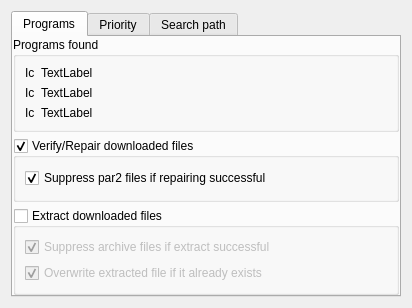
Before: the Qt Designer form src/preferences/preferencesprograms.ui in KDE/kwooty, drawn with Qt 5.
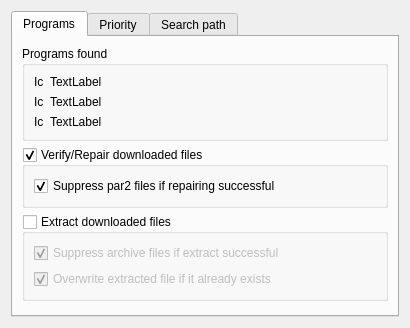
After: the same form once the commit is applied. Custom widgets are drawn as their Qt base class.

```diff
--- a/src/preferences/preferencesprograms.ui
+++ b/src/preferences/preferencesprograms.ui
@@ -6,11 +6,11 @@
    <rect>
     <x>0</x>
     <y>0</y>
-    <width>412</width>
-    <height>308</height>
+    <width>410</width>
+    <height>328</height>
    </rect>
   </property>
-  <layout class="QGridLayout" name="gridLayout_6">
+  <layout class="QGridLayout" name="gridLayout_3">
    <item row="0" column="0">
     <widget class="QTabWidget" name="tabProgramsSearch">
      <property name="currentIndex">
@@ -20,10 +20,7 @@
       <attribute name="title">
        <string>Programs</string>
       </attribute>
-      <layout class="QGridLayout" name="gridLayout_3">
-       <property name="margin">
-        <number>0</number>
-       </property>
+      <layout class="QGridLayout" name="gridLayout_6">
        <item row="0" column="0">
         <widget class="QGroupBox" name="groupBoxprogramsFound">
          <property name="title">
@@ -192,6 +189,19 @@
          </layout>
         </widget>
        </item>
+       <item row="3" column="0">
+        <spacer name="verticalSpacer_2">
+         <property name="orientation">
+          <enum>Qt::Vertical</enum>
+         </property>
+         <property name="sizeHint" stdset="0">
+          <size>
+           <width>17</width>
+           <height>17</height>
+          </size>
+         </property>
+        </spacer>
+       </item>
       </layout>
      </widget>
      <widget class="QWidget" name="priorityTab">
```
